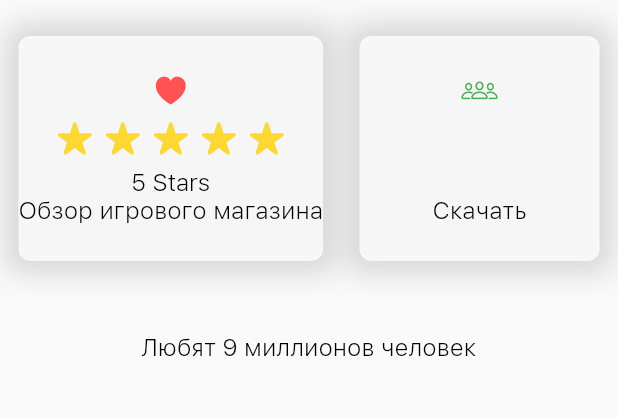
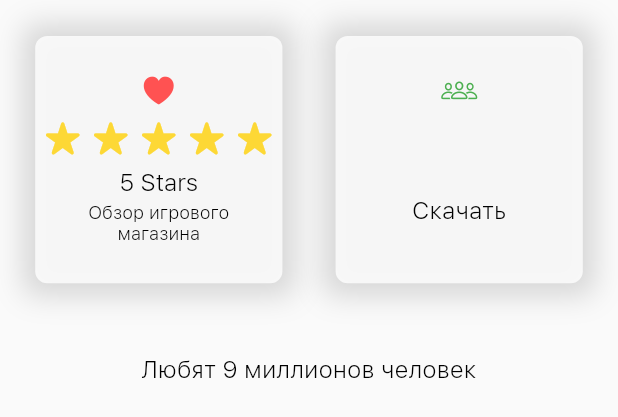
Before and after one commit to mostafizurrahman/reborn, a Flutter app: the StatusCard widget shown alone on an empty page, opened directly with empty values, on a phone screen of 412 x 824 dp. Shown: the top 417 px of the screen. Run offline on Flutter 3.47's test engine with Material 2 defaults, Android fonts, the light colour scheme and no system bars; our stand-ins replace assets_audio_player, cached_network_image, cloud_firestore, device_info_plus, equatable, firebase_core and 6 more; accounts and stored records are empty.

```diff
--- a/reborn/lib/feature/ui/subscription/widget/status_card.dart
+++ b/reborn/lib/feature/ui/subscription/widget/status_card.dart
@@ -123,6 +123,8 @@ class StatusCard extends StatelessWidget {
     final playStore =
         LocalizedText(en: 'Play Store Review', ru: 'Обзор игрового магазина');
     return Container(
+      width: screenData.width * 0.4,
+      height: screenData.width * 0.4,
       decoration: CCAppTheme.shadowNoBorder.copyWith(boxShadow: [
         BoxShadow(
           color: Colors.grey.withAlpha(100),
@@ -131,12 +133,14 @@ class StatusCard extends StatelessWidget {
         )
       ]),
       child: Column(
+
         children: [
           SizedBox(height: 24),
           Icon(CupertinoIcons.heart_fill, color: Colors.redAccent),
-          Row(children: List.generate(5, getStar)),
+          Row(mainAxisAlignment: MainAxisAlignment.center, children: List.generate(5, getStar), ),
           Text('5 Stars'),
-          Text(Platform.isIOS ? appStore.txt : playStore.txt),
+
+          Padding(padding: EdgeInsets.symmetric(horizontal: 12, vertical: 4), child: Text(Platform.isIOS ? appStore.txt : playStore.txt,textAlign: TextAlign.center, style: CCAppTheme.txt,),),
           SizedBox(height: 24),
         ],
       ),
@@ -149,6 +153,8 @@ class StatusCard extends StatelessWidget {
         ? subscription.appStoreDownloads
         : subscription.playStoreDownloads;
     return Container(
+      width: screenData.width * 0.4,
+      height: screenData.width * 0.4,
       decoration: CCAppTheme.shadowNoBorder.copyWith(boxShadow: [
         BoxShadow(
           color: Colors.grey.withAlpha(100),
```
